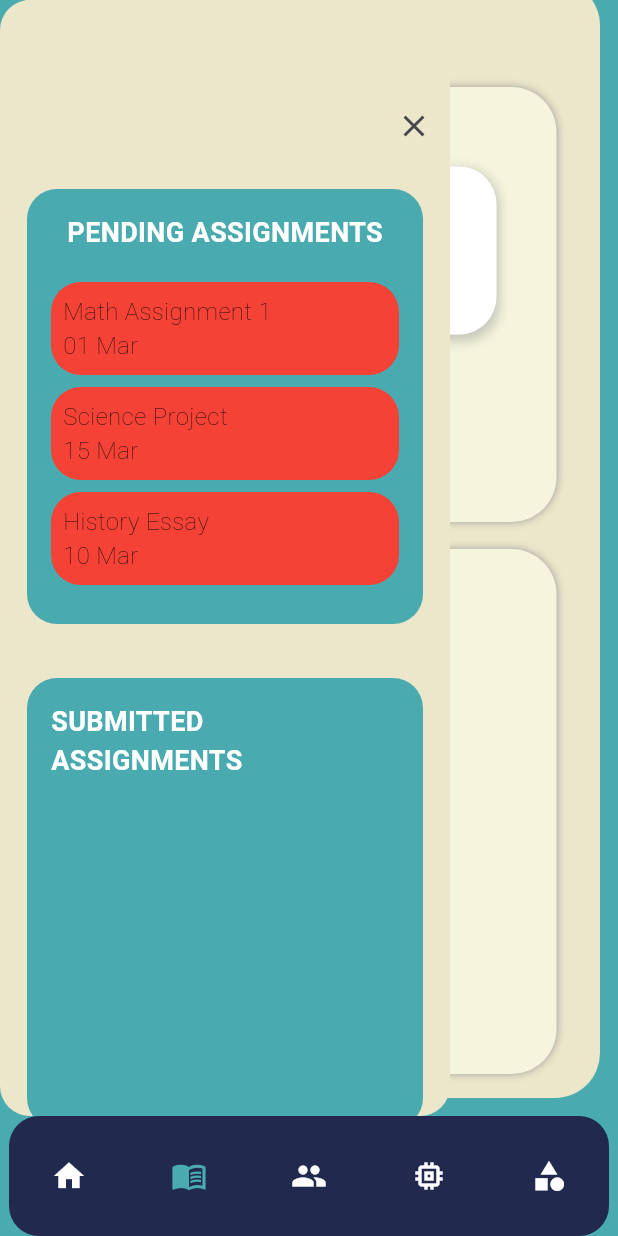
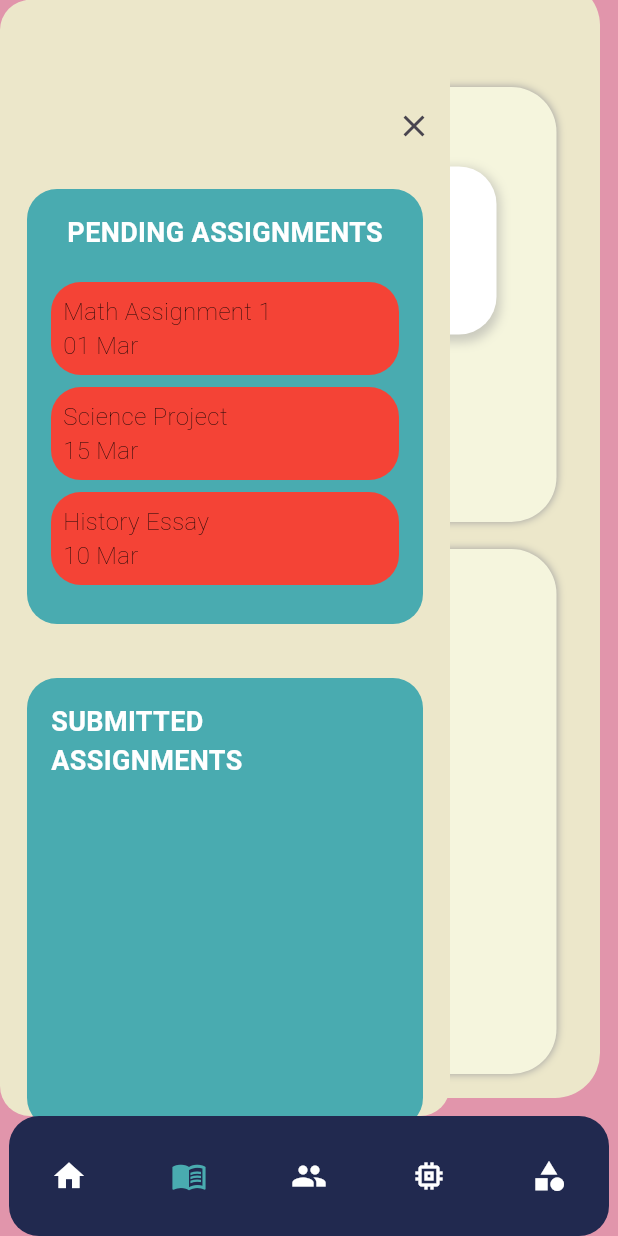
Before and after one commit to ayanfarooque/gdgsc-25, a Flutter app: the FacCommunityLanding screen opened by its route, item 2 of the bottom bar chosen, scrolled down 183 dp, after a tap on the "menu" icon, on a phone screen of 412 x 824 dp. Run offline on Flutter 3.47's test engine with Material 3 defaults, Android fonts, the light colour scheme and no system bars; our stand-ins replace animated_text_kit, file_picker, fl_chart, shared_preferences, table_calendar; accounts and stored records are empty; Roboto replaces fonts that are missing (CustomFont).

Commit message:
fac assignment v1

```diff
--- a/mobileapp/lib/main.dart
+++ b/mobileapp/lib/main.dart
@@ -15,6 +15,7 @@ import 'teacher/home.dart';
 import 'teacher/teacherprofile.dart';
 import 'teacher/teacherai.dart';
 import 'teacher/faccommunity.dart';
+import 'teacher/facassignment.dart';
 
 void main() async {
   WidgetsFlutterBinding.ensureInitialized();
@@ -68,6 +69,7 @@ class MyApp extends StatelessWidget {
       routes: {
         '/role': (context) => RolePickerScreen(),
         '/': (context) => const HomePage(),
+        '/teacherassignment': (context) => FacAssignmentLanding(),
         '/teacherai': (context) => TeacherAi(),
         '/teacherprofile': (context) => TeacherProfilePage(),
         '/teacherhome': (context) => const TeacherHomePage(),
--- /dev/null
+++ b/mobileapp/lib/teacher/facassignment.dart
@@ -0,0 +1,422 @@
+import 'package:flutter/material.dart';
+import 'package:file_picker/file_picker.dart';
+import 'dart:convert';
+import 'package:flutter/services.dart' show rootBundle;
+import 'package:intl/intl.dart';
+
+import '../components/header.dart';
+import '../components/footer.dart';
+import '../components/assignmentSidebar.dart';
+
+class FacAssignmentLanding extends StatefulWidget {
+  @override
+  State<FacAssignmentLanding> createState() => _LandingPageState();
+}
+
+class _LandingPageState extends State<FacAssignmentLanding> {
+  final GlobalKey<ScaffoldState> _scaffoldKey = GlobalKey<ScaffoldState>();
+
+  int _selectedIndex = 1;
+  String? _selectedFileName;
+  String? _selectedAssignment;
+  List<Map<String, dynamic>> _pendingAssignments = [];
+  List<Map<String, dynamic>> _submittedAssignments = [];
+  bool _isSidebarVisible = false;
+
+  @override
+  void initState() {
+    super.initState();
+    _loadAssignments();
+  }
+
+  Future<void> _loadAssignments() async {
+    final String response =
+        await rootBundle.loadString('lib/data/assignment.json');
+    final List<dynamic> data = json.decode(response);
+
+    setState(() {
+      _pendingAssignments = data
+          .where((assignment) => !assignment['isCompleted'])
+          .map((assignment) => {
+                'id': assignment['id'],
+                'title': assignment['title'],
+                'dueDate': assignment['dueDate'],
+                'subjectId': assignment['subjectId'],
+                'teacherId': assignment['teacherId'],
+                'classroomId': assignment['classroomId'],
+                'description': assignment['description'],
+                'attachments': assignment['attachments'],
+                'gradingCriteria': assignment['gradingCriteria'],
+                'createdAt': assignment['createdAt'],
+                'updatedAt': assignment['updatedAt'],
+              })
+          .toList();
+
+      _submittedAssignments = data
+          .where((assignment) => assignment['isCompleted'])
+          .map((assignment) => {
+                'id': assignment['id'],
+                'title': assignment['title'],
+                'dueDate': assignment['dueDate'],
+                'subjectId': assignment['subjectId'],
+                'teacherId': assignment['teacherId'],
+                'classroomId': assignment['classroomId'],
+                'description': assignment['description'],
+                'attachments': assignment['attachments'],
+                'gradingCriteria': assignment['gradingCriteria'],
+                'createdAt': assignment['createdAt'],
+                'updatedAt': assignment['updatedAt'],
+              })
+          .toList();
+    });
+  }
+
+  void _onItemTapped(int index) {
+    setState(() {
+      _selectedIndex = index;
+    });
+
+    // Navigate to different pages based on index
+    switch (index) {
+      case 0:
+        Navigator.pushNamed(context, '/taecherhome');
+        break;
+      case 1:
+        Navigator.pushNamed(context, '/teacherassignment');
+        break;
+      case 2:
+        Navigator.pushNamed(context, '/teachercommunity');
+        break;
+      case 3:
+        Navigator.pushNamed(context, '/teacherai');
+        break;
+      case 4:
+        Navigator.pushNamed(context, '/teacherresources');
+        break;
+    }
+  }
+
+  Future<void> _selectFile() async {
+    FilePickerResult? result = await FilePicker.platform.pickFiles();
+
+    if (result != null) {
+      setState(() {
+        _selectedFileName = result.files.single.name;
+      });
+    }
+  }
+
+  void _toggleSidebar() {
+    setState(() {
+      _isSidebarVisible = !_isSidebarVisible;
+    });
+  }
+
+  @override
+  Widget build(BuildContext context) {
+    return Scaffold(
+      key: _scaffoldKey,
+      backgroundColor: const Color(0xFFE195AB),
+      drawer: Drawer(
+        child: ListView(
+          padding: EdgeInsets.zero,
+          children: [
+            DrawerHeader(
+              decoration: BoxDecoration(
+                color: const Color(0xFFE195AB),
+              ),
+              child: Text(
+                'Assignments',
+                style: TextStyle(
+                  color: Colors.white,
+                  fontSize: 24,
+                ),
+              ),
+            ),
+            ListTile(
+              title: Text('Pending Assignments'),
+              onTap: () {},
+            ),
+            ..._pendingAssignments.map((assignment) {
+              return ListTile(
+                title: Text(assignment['title']),
+                subtitle: Text(
+                    'Due: ${DateFormat('dd MMM yyyy').format(DateTime.parse(assignment['dueDate']))}'),
+                onTap: () {
+                  // Handle the tap event here
+                  Navigator.pop(context);
+                },
+              );
+            }).toList(),
+            ListTile(
+              title: Text('Submitted Assignments'),
+              onTap: () {},
+            ),
+            ..._submittedAssignments.map((assignment) {
+              return ListTile(
+                title: Text(assignment['title']),
+                subtitle: Text(
+                    'Submitted on: ${DateFormat('dd MMM yyyy').format(DateTime.parse(assignment['updatedAt']))}'),
+                onTap: () {
+                  // Handle the tap event here
+                  Navigator.pop(context);
+                },
+              );
+            }).toList(),
+          ],
+        ),
+      ),
+      body: Stack(
+        children: [
+          SingleChildScrollView(
+            child: Padding(
+              padding: const EdgeInsets.all(12.0),
+              child: Column(
+                crossAxisAlignment: CrossAxisAlignment.start,
+                children: [
+                  Padding(
+                    padding: const EdgeInsets.symmetric(horizontal: 16.0),
+                    child: Header(
+                      onProfileTap: () {
+                        Navigator.pushNamed(context, '/teacherprofile');
+                      },
+                      onNotificationTap: () {
+                        Navigator.pushNamed(context, '/notifications');
+                      },
+                      profileImage: 'assets/images/teacher.png',
+                      welcomeText: "WELCOME SENSEI",
+                    ),
+                  ),
+                  const SizedBox(height: 10),
+                  Container(
+                    width: 420,
+                    margin: const EdgeInsets.fromLTRB(0.0, 30.0, 0.0, 0.0),
+                    padding: const EdgeInsets.fromLTRB(4.0, 12.0, 4.0, 12.0),
+                    decoration: BoxDecoration(
+                      color: const Color.fromARGB(255, 236, 231, 202),
+                      borderRadius: BorderRadius.circular(30),
+                    ),
+                    child: Column(
+                      children: [
+                        Container(
+                          margin: EdgeInsets.fromLTRB(45.0, 10.0, 0.0, 0.0),
+                          decoration: BoxDecoration(),
+                          child: Row(
+                            children: [
+                              SizedBox(
+                                width: 30,
+                                height: 30,
+                                child: IconButton(
+                                  onPressed: _toggleSidebar,
+                                  icon: Icon(
+                                    Icons.menu,
+                                    size: 30,
+                                  ),
+                                  padding: EdgeInsets.zero,
+                                  constraints: BoxConstraints(),
+                                ),
+                              )
+                            ],
+                          ),
+                        ),
+                        const SizedBox(height: 15),
+                        Container(
+                          width: 330,
+                          height: 290,
+                          padding: EdgeInsets.all(8.0),
+                          margin: EdgeInsets.all(4.0),
+                          decoration: BoxDecoration(
+                            color: const Color.fromARGB(255, 245, 245, 221),
+                            borderRadius: BorderRadius.circular(30),
+                            boxShadow: [
+                              BoxShadow(color: Colors.grey, blurRadius: 4)
+                            ],
+                          ),
+                          child: Column(
+                            children: [
+                              Text(
+                                'AI ASSIGNMENT BOT',
+                                style: TextStyle(
+                                  fontSize: 18,
+                                  fontWeight: FontWeight.bold,
+                                  color: Colors.black87,
+                                ),
+                              ),
+                              const SizedBox(height: 15),
+                              Container(
+                                padding: EdgeInsets.all(8.0),
+                                margin: EdgeInsets.all(4.0),
+                                width: 250,
+                                height: 112,
+                                decoration: BoxDecoration(
+                                  color: Colors.white,
+                                  borderRadius: BorderRadius.circular(25),
+                                  boxShadow: [
+                                    BoxShadow(
+                                      color: Colors.grey.withOpacity(0.5),
+                                      spreadRadius: 2,
+                                      blurRadius: 5,
+                                      offset: Offset(0, 3),
+                                    ),
+                                  ],
+                                ),
+                                child: Column(
+                                  mainAxisAlignment: MainAxisAlignment.center,
+                                  children: [
+                                    ElevatedButton(
+                                      onPressed: _selectFile,
+                                      style: ElevatedButton.styleFrom(
+                                        backgroundColor:
+                                            const Color(0xFFE195AB),
+                                        elevation: 8,
+                                        shadowColor: Colors.black,
+                                      ),
+                                      child: const Text(
+                                        "SELECT FILE",
+                                        style: TextStyle(color: Colors.black),
+                                      ),
+                                    ),
+                                    const SizedBox(height: 10),
+                                    Text(
+                                      _selectedFileName ??
+                                          "Drop your file here",
+                                      style: TextStyle(
+                                        fontSize: 14,
+                                        color: Colors.black54,
+                                      ),
+                                    ),
+                                    const SizedBox(height: 5),
+                                    Text(
+                                      "PDF, JPG, JPEG, PNG",
+                                      style: TextStyle(
+                                        fontSize: 12,
+                                        color: Colors.black54,
+                                      ),
+                                    ),
+                                  ],
+                                ),
+                              ),
+                              const SizedBox(height: 10),
+                              Container(
+                                padding: EdgeInsets.all(8.0),
+                                margin: EdgeInsets.all(4.0),
+                                width: 160, // Adjusted width
+                                height: 35, // Adjusted height
+                                decoration: BoxDecoration(
+                                  color: Colors.white,
+                                  borderRadius: BorderRadius.circular(15),
+                                  boxShadow: [
+                                    BoxShadow(
+                                      color: Colors.grey.withOpacity(0.5),
+                                      spreadRadius: 2,
+                                      blurRadius: 5,
+                                      offset: Offset(0, 3),
+                                    ),
+                                  ],
+                                ),
+                                child: DropdownButtonHideUnderline(
+                                  child: DropdownButton<String>(
+                                    value: _selectedAssignment,
+                                    hint: Text(
+                                      "Select assignment",
+                                      style:
+                                          TextStyle(fontFamily: 'CustomFont'),
+                                    ),
+                                    icon: Icon(Icons.arrow_drop_down),
+                                    iconSize: 24,
+                                    elevation: 16,
+                                    style: TextStyle(color: Colors.black),
+                                    isExpanded:
+                                        true, // Ensures the icon is aligned to the right
+                                    onChanged: (String? newValue) {
+                                      setState(() {
+                                        _selectedAssignment = newValue;
+                                      });
+                                    },
+                                    items: _pendingAssignments
+                                        .map<DropdownMenuItem<String>>(
+                                            (assignment) {
+                                      return DropdownMenuItem<String>(
+                                        value: assignment['title'],
+                                        child: Text(assignment['title']),
+                                      );
+                                    }).toList(),
+                                  ),
+                                ),
+                              ),
+                              const SizedBox(height: 10),
+                              ElevatedButton(
+                                onPressed: () {},
+                                style: ElevatedButton.styleFrom(
+                                  backgroundColor: const Color(0xFFE195AB),
+                                  elevation: 8,
+                                  shadowColor: Colors.black,
+                                ),
+                                child: const Text(
+                                  "SUBMIT",
+                                  style: TextStyle(color: Colors.black),
+                                ),
+                              ),
+                            ],
+                          ),
+                        ),
+                        const SizedBox(height: 10),
+                        Container(
+                          width: 330,
+                          height: 350,
+                          padding: EdgeInsets.all(8.0),
+                          margin: EdgeInsets.all(4.0),
+                          decoration: BoxDecoration(
+                            color: const Color.fromARGB(255, 245, 245, 221),
+                            borderRadius: BorderRadius.circular(30),
+                            boxShadow: [
+                              BoxShadow(color: Colors.grey, blurRadius: 4)
+                            ],
+                          ),
+                          child: Column(
+                            children: [
+                              Text("REVIEW"),
+                            ],
+                          ),
+                        ),
+                      ],
+                    ),
+                  ),
+                ],
+              ),
+            ),
+          ),
+          if (_isSidebarVisible)
+            Positioned(
+              top: 0,
+              left: 0,
+              bottom: 0,
+              child: AssignmentSidebar(
+                pendingAssignments: _pendingAssignments.map((assignment) {
+                  return {
+                    'date': DateFormat('dd MMM')
+                        .format(DateTime.parse(assignment['dueDate'])),
+                    'subjectCode': assignment['title'].toString(),
+                    'assignmentId': assignment['id'].toString()
+                  };
+                }).toList(),
+                submittedAssignments: _submittedAssignments.map((assignment) {
+                  return {
+                    'date': DateFormat('dd MMM')
+                        .format(DateTime.parse(assignment['updatedAt'])),
+                    'subjectCode': assignment['title'].toString(),
+                    'assignmentId': assignment['id'].toString()
+                  };
+                }).toList(),
+                onClose: _toggleSidebar,
+              ),
+            ),
+        ],
+      ),
+      bottomNavigationBar: Footer(
+        selectedIndex: _selectedIndex,
+        onItemTapped: _onItemTapped,
+      ),
+    );
+  }
+}
--- a/mobileapp/lib/teacher/faccommunity.dart
+++ b/mobileapp/lib/teacher/faccommunity.dart
@@ -60,19 +60,19 @@ class _LandingPageState extends State<FacCommunityLanding> {
     // Navigate to different pages based on index
     switch (index) {
       case 0:
-        Navigator.pushNamed(context, '/');
+        Navigator.pushNamed(context, '/teacherhome');
         break;
       case 1:
-        Navigator.pushNamed(context, '/assignment');
+        Navigator.pushNamed(context, '/teacherassignment');
         break;
       case 2:
-        Navigator.pushNamed(context, '/community');
+        Navigator.pushNamed(context, '/teachercommunity');
         break;
       case 3:
-        Navigator.pushNamed(context, '/aibot');
+        Navigator.pushNamed(context, '/teacherai');
         break;
       case 4:
-        Navigator.pushNamed(context, '/resources');
+        Navigator.pushNamed(context, '/teacherresources');
         break;
     }
   }
--- a/mobileapp/lib/teacher/home.dart
+++ b/mobileapp/lib/teacher/home.dart
@@ -50,10 +50,10 @@ class _TeacherHomePageState extends State<TeacherHomePage> {
     // Navigate to different pages based on index
     switch (index) {
       case 0:
-        Navigator.pushNamed(context, '/teacher');
+        Navigator.pushNamed(context, '/teacherhome');
         break;
       case 1:
-        Navigator.pushNamed(context, '/teacher/assignments');
+        Navigator.pushNamed(context, '/teacherassignment');
         break;
       case 2:
         Navigator.pushNamed(context, '/teachercommunity');
```
